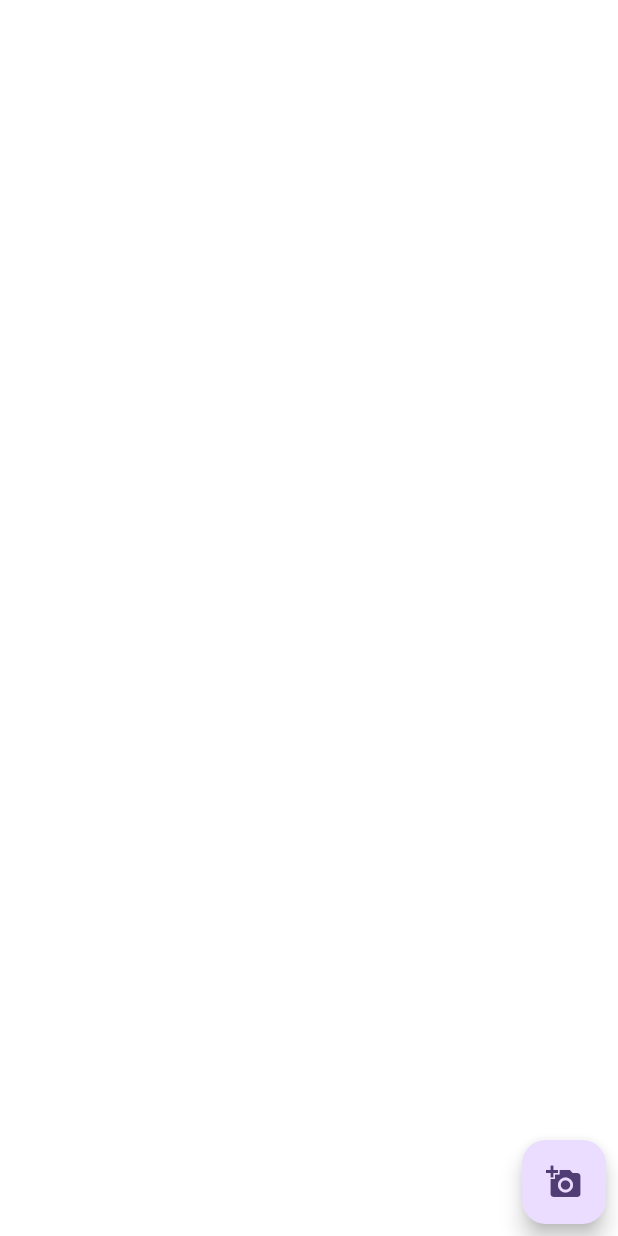
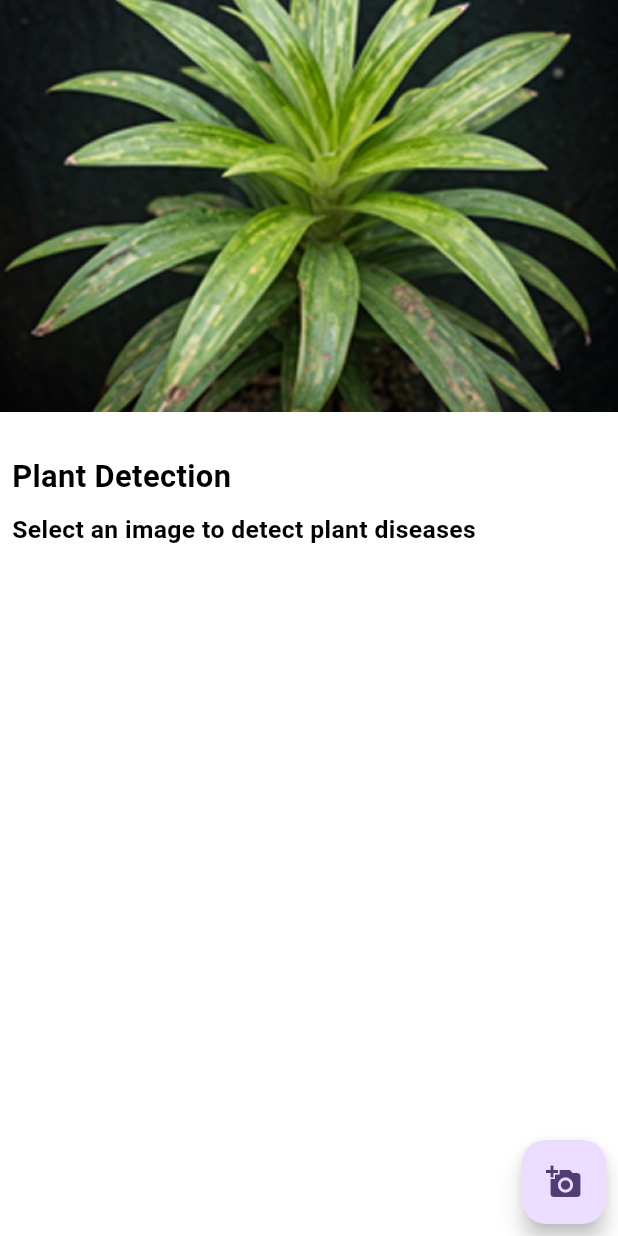
Before and after one commit to Universityprojects1/grad_project, a Flutter app: the DetectionScreen screen opened directly, on a phone screen of 412 x 824 dp. Run offline on Flutter 3.47's test engine with Material 3 defaults, Android fonts, the phone set to English and light mode, and no system bars; our stand-ins replace bloc, cloud_firestore, device_preview, dio, dropdown_button2, either_dart and 19 more; missing offline and left inert: bottom_picker; accounts and stored records are empty; Roboto replaces fonts that are missing (Montserrat).

Commit message:
finish detection screen

```diff
--- a/lib/feature/detection/presentation/screen/detection_screen.dart
+++ b/lib/feature/detection/presentation/screen/detection_screen.dart
@@ -1,6 +1,7 @@
 import 'dart:convert';
 import 'dart:io';
 
+import 'package:final_proj/core/utils/fonts.dart';
 import 'package:final_proj/feature/detection/presentation/manager/detection_cubit.dart';
 import 'package:flutter/material.dart';
 import 'package:flutter_bloc/flutter_bloc.dart';
@@ -34,6 +35,39 @@ class _DetectionScreenState extends State<DetectionScreen> {
       body: Column(
         mainAxisSize: MainAxisSize.max,
         children: [
+          Column(
+            crossAxisAlignment: CrossAxisAlignment.start,
+            children: [
+              Image.asset(
+                "assets/images/Depth 4, Frame 0.png",
+                width: double.infinity,
+                fit: BoxFit.fitWidth,
+              ),
+              const SizedBox(height: 20),
+              Padding(
+                padding: const EdgeInsets.all(8.0),
+                child: Column(
+                  crossAxisAlignment: CrossAxisAlignment.start,
+                  children: [
+                    Text(
+                      "Plant Detection",
+                      style: AppFonts.textBold20(context).copyWith(
+                            color: Colors.black,
+                            fontWeight: FontWeight.bold,
+                          ),
+                    ),
+                    const SizedBox(height: 10),
+                    Text(
+                      "Select an image to detect plant diseases",
+                      style: AppFonts.textSemiBold16(context).copyWith(
+                            color: Colors.black,
+                          ),
+                    ),
+                  ],
+                ),
+              ),
+            ],
+          ),
           Expanded(
             child: BlocBuilder<DetectionCubit, DetectionState>(
               builder: (context, state) {
```
Also changed, not shown: assets/images/Depth 4, Frame 0.png (added), 4 other files.
